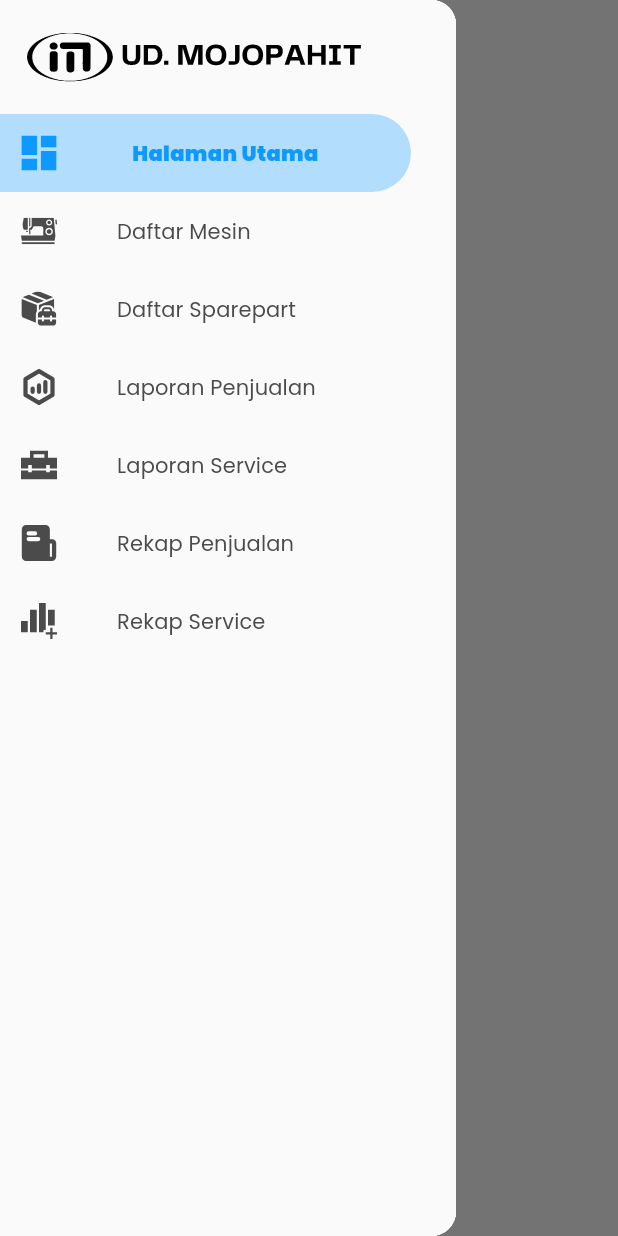
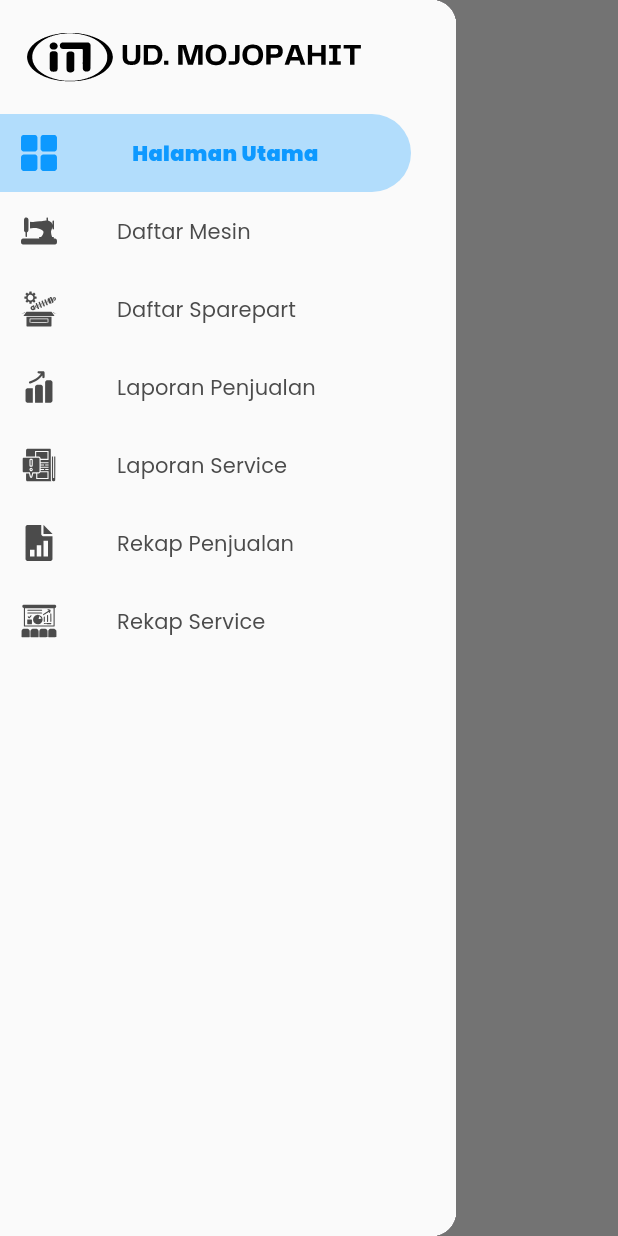
Before and after one commit to FardanAthilla/Project_TA, a Flutter app: the screen it shows after launch, with the side drawer open, on a phone screen of 412 x 824 dp. Run offline on Flutter 3.47's test engine with Material 3 defaults, Android fonts, the light colour scheme and no system bars; our stand-ins replace flutter_svg, get, google_fonts.

Commit message:
feat:[AS] rombak icons

```diff
--- a/lib/Page/Sidebar/sidebar.dart
+++ b/lib/Page/Sidebar/sidebar.dart
@@ -128,12 +128,12 @@
                   height: 10,
                 ),
                 buildDrawerItem(0, 'Halaman Utama', 'Assets/dashboard.svg'),
-                buildDrawerItem(1, 'Daftar Mesin', 'Assets/sewingmachine.svg'),
-                buildDrawerItem(2, 'Daftar Sparepart', 'Assets/sparepart.svg'),
-                buildDrawerItem(3, 'Laporan Penjualan', 'Assets/laporanpenjualan.svg'),
-                buildDrawerItem(4, 'Laporan Service', 'Assets/laporanservice.svg'),
-                buildDrawerItem(5, 'Rekap Penjualan', 'Assets/rekappenjualan.svg'),
-                buildDrawerItem(6, 'Rekap Service', 'Assets/rekapservice.svg'),
+                buildDrawerItem(1, 'Daftar Mesin', 'Assets/sewing-machine.svg'),
+                buildDrawerItem(2, 'Daftar Sparepart', 'Assets/spare-parts.svg'),
+                buildDrawerItem(3, 'Laporan Penjualan', 'Assets/sales.svg'),
+                buildDrawerItem(4, 'Laporan Service', 'Assets/information.svg'),
+                buildDrawerItem(5, 'Rekap Penjualan', 'Assets/profit-report.svg'),
+                buildDrawerItem(6, 'Rekap Service', 'Assets/report.svg'),
               ],
             );
           },
```
Also changed, not shown: Assets/dashboard.svg, Assets/information.svg (added), Assets/profit-report.svg (added), Assets/report.svg (added), Assets/sales.svg (added), Assets/sewing-machine.svg (added), Assets/spare-parts.svg (added), flutter_01.png (added).
